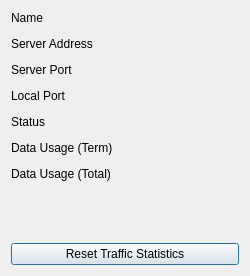
shadowsocks/shadowsocks-qt5, file src/statusdialog.ui: the form before one commit.
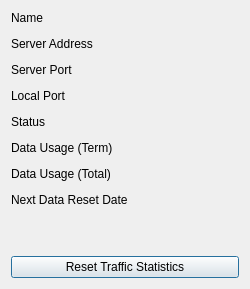
The form after the commit.

Commit message: display next data reset date in StatusDialog #128

Diff of the .ui file:
```diff
--- a/src/statusdialog.ui
+++ b/src/statusdialog.ui
@@ -7,7 +7,7 @@
     <x>0</x>
     <y>0</y>
     <width>250</width>
-    <height>276</height>
+    <height>289</height>
    </rect>
   </property>
   <property name="windowTitle">
@@ -135,6 +135,20 @@
      </property>
     </widget>
    </item>
+   <item row="7" column="0">
+    <widget class="QLabel" name="_dataResetDateLabel">
+     <property name="text">
+      <string>Next Data Reset Date</string>
+     </property>
+    </widget>
+   </item>
+   <item row="7" column="1">
+    <widget class="QLabel" name="dataResetDateLabel">
+     <property name="text">
+      <string/>
+     </property>
+    </widget>
+   </item>
   </layout>
  </widget>
  <resources/>
```
The commit also changes 1 other file.
